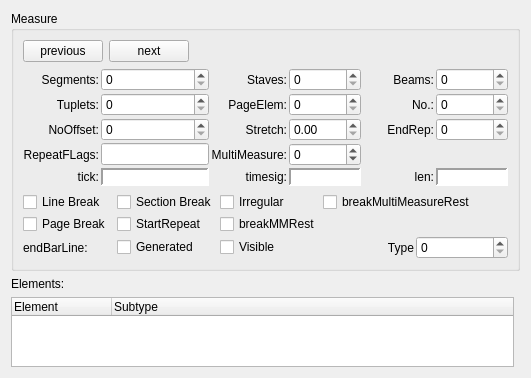
Before: the Qt Designer form mscore/mscore/measure.ui in musescore/musescore-old, drawn with Qt 5.
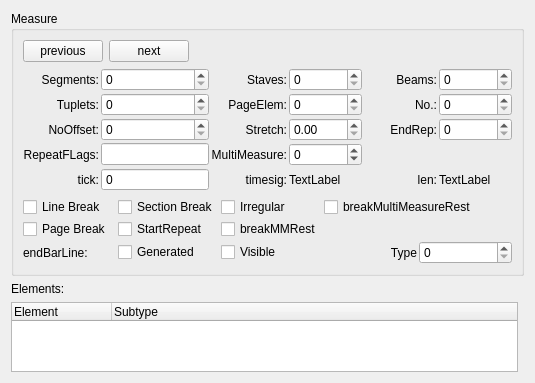
After: the same form once the commit is applied.

What changed in the file:
```diff
--- a/mscore/mscore/measure.ui
+++ b/mscore/mscore/measure.ui
@@ -6,7 +6,7 @@
    <rect>
     <x>0</x>
     <y>0</y>
-    <width>531</width>
+    <width>535</width>
     <height>372</height>
    </rect>
   </property>
@@ -83,6 +83,19 @@
         <property name="spacing">
          <number>2</number>
         </property>
+        <item row="4" column="2">
+         <widget class="QSpinBox" name="tick">
+          <property name="readOnly">
+           <bool>true</bool>
+          </property>
+          <property name="buttonSymbols">
+           <enum>QAbstractSpinBox::NoButtons</enum>
+          </property>
+          <property name="maximum">
+           <number>16000000</number>
+          </property>
+         </widget>
+        </item>
         <item row="0" column="0">
          <widget class="QLabel" name="label">
           <property name="text">
@@ -96,17 +109,17 @@
           </property>
          </widget>
         </item>
-        <item row="0" column="1">
-         <widget class="QSpinBox" name="segments">
-          <property name="sizePolicy">
-           <sizepolicy hsizetype="Preferred" vsizetype="Fixed">
-            <horstretch>0</horstretch>
-            <verstretch>0</verstretch>
-           </sizepolicy>
-          </property>
-         </widget>
-        </item>
         <item row="0" column="2">
+         <widget class="QSpinBox" name="segments">
+          <property name="sizePolicy">
+           <sizepolicy hsizetype="Preferred" vsizetype="Fixed">
+            <horstretch>0</horstretch>
+            <verstretch>0</verstretch>
+           </sizepolicy>
+          </property>
+         </widget>
+        </item>
+        <item row="0" column="3">
          <widget class="QLabel" name="label_4">
           <property name="text">
            <string notr="true">Staves:</string>
@@ -119,10 +132,10 @@
           </property>
          </widget>
         </item>
-        <item row="0" column="3">
+        <item row="0" column="5">
          <widget class="QSpinBox" name="staves"/>
         </item>
-        <item row="0" column="4">
+        <item row="0" column="6">
          <widget class="QLabel" name="label_7">
           <property name="text">
            <string notr="true">Beams:</string>
@@ -135,7 +148,7 @@
           </property>
          </widget>
         </item>
-        <item row="0" column="5">
+        <item row="0" column="8">
          <widget class="QSpinBox" name="beams"/>
         </item>
         <item row="1" column="0">
@@ -151,17 +164,17 @@
           </property>
          </widget>
         </item>
-        <item row="1" column="1">
-         <widget class="QSpinBox" name="tuplets">
-          <property name="sizePolicy">
-           <sizepolicy hsizetype="Preferred" vsizetype="Fixed">
-            <horstretch>0</horstretch>
-            <verstretch>0</verstretch>
-           </sizepolicy>
-          </property>
-         </widget>
-        </item>
         <item row="1" column="2">
+         <widget class="QSpinBox" name="tuplets">
+          <property name="sizePolicy">
+           <sizepolicy hsizetype="Preferred" vsizetype="Fixed">
+            <horstretch>0</horstretch>
+            <verstretch>0</verstretch>
+           </sizepolicy>
+          </property>
+         </widget>
+        </item>
+        <item row="1" column="3">
          <widget class="QLabel" name="label_5">
           <property name="text">
            <string notr="true">PageElem:</string>
@@ -174,10 +187,10 @@
           </property>
          </widget>
         </item>
-        <item row="1" column="3">
+        <item row="1" column="5">
          <widget class="QSpinBox" name="pageElements"/>
         </item>
-        <item row="1" column="4">
+        <item row="1" column="6">
          <widget class="QLabel" name="label_8">
           <property name="text">
            <string notr="true">No.:</string>
@@ -190,7 +203,7 @@
           </property>
          </widget>
         </item>
-        <item row="1" column="5">
+        <item row="1" column="8">
          <widget class="QSpinBox" name="measureNo"/>
         </item>
         <item row="2" column="0">
@@ -206,17 +219,17 @@
           </property>
          </widget>
         </item>
-        <item row="2" column="1">
-         <widget class="QSpinBox" name="noOffset">
-          <property name="sizePolicy">
-           <sizepolicy hsizetype="Preferred" vsizetype="Fixed">
-            <horstretch>0</horstretch>
-            <verstretch>0</verstretch>
-           </sizepolicy>
-          </property>
-         </widget>
-        </item>
         <item row="2" column="2">
+         <widget class="QSpinBox" name="noOffset">
+          <property name="sizePolicy">
+           <sizepolicy hsizetype="Preferred" vsizetype="Fixed">
+            <horstretch>0</horstretch>
+            <verstretch>0</verstretch>
+           </sizepolicy>
+          </property>
+         </widget>
+        </item>
+        <item row="2" column="3">
          <widget class="QLabel" name="label_6">
           <property name="text">
            <string notr="true">Stretch:</string>
@@ -229,10 +242,10 @@
           </property>
          </widget>
         </item>
-        <item row="2" column="3">
+        <item row="2" column="5">
          <widget class="QDoubleSpinBox" name="stretch"/>
         </item>
-        <item row="2" column="4">
+        <item row="2" column="6">
          <widget class="QLabel" name="label_9">
           <property name="text">
            <string notr="true">EndRep:</string>
@@ -242,7 +255,7 @@
           </property>
          </widget>
         </item>
-        <item row="2" column="5">
+        <item row="2" column="8">
          <widget class="QSpinBox" name="endRepeat"/>
         </item>
         <item row="3" column="0">
@@ -255,20 +268,20 @@
           </property>
          </widget>
         </item>
-        <item row="3" column="1">
-         <widget class="QLineEdit" name="repeatFlags">
-          <property name="sizePolicy">
-           <sizepolicy hsizetype="Preferred" vsizetype="Fixed">
-            <horstretch>0</horstretch>
-            <verstretch>0</verstretch>
-           </sizepolicy>
-          </property>
-          <property name="readOnly">
-           <bool>true</bool>
-          </property>
-         </widget>
-        </item>
         <item row="3" column="2">
+         <widget class="QLineEdit" name="repeatFlags">
+          <property name="sizePolicy">
+           <sizepolicy hsizetype="Preferred" vsizetype="Fixed">
+            <horstretch>0</horstretch>
+            <verstretch>0</verstretch>
+           </sizepolicy>
+          </property>
+          <property name="readOnly">
+           <bool>true</bool>
+          </property>
+         </widget>
+        </item>
+        <item row="3" column="3">
          <widget class="QLabel" name="label_12">
           <property name="toolTip">
            <string notr="true"/>
@@ -281,7 +294,7 @@
           </property>
          </widget>
         </item>
-        <item row="3" column="3">
+        <item row="3" column="5">
          <widget class="QSpinBox" name="multiMeasure">
           <property name="minimum">
            <number>-2</number>
@@ -291,90 +304,7 @@
           </property>
          </widget>
         </item>
-        <item row="4" column="5">
-         <widget class="QLabel" name="len">
-          <property name="palette">
-           <palette>
-            <active>
-             <colorrole role="Base">
-              <brush brushstyle="SolidPattern">
-               <color alpha="255">
-                <red>255</red>
-                <green>255</green>
-                <blue>255</blue>
-               </color>
-              </brush>
-             </colorrole>
-             <colorrole role="Window">
-              <brush brushstyle="SolidPattern">
-               <color alpha="255">
-                <red>255</red>
-                <green>255</green>
-                <blue>255</blue>
-               </color>
-              </brush>
-             </colorrole>
-            </active>
-            <inactive>
-             <colorrole role="Base">
-              <brush brushstyle="SolidPattern">
-               <color alpha="255">
-                <red>255</red>
-                <green>255</green>
-                <blue>255</blue>
-               </color>
-              </brush>
-             </colorrole>
-             <colorrole role="Window">
-              <brush brushstyle="SolidPattern">
-               <color alpha="255">
-                <red>255</red>
-                <green>255</green>
-                <blue>255</blue>
-               </color>
-              </brush>
-             </colorrole>
-            </inactive>
-            <disabled>
-             <colorrole role="Base">
-              <brush brushstyle="SolidPattern">
-               <color alpha="255">
-                <red>255</red>
-                <green>255</green>
-                <blue>255</blue>
-               </color>
-              </brush>
-             </colorrole>
-             <colorrole role="Window">
-              <brush brushstyle="SolidPattern">
-               <color alpha="255">
-                <red>255</red>
-                <green>255</green>
-                <blue>255</blue>
-               </color>
-              </brush>
-             </colorrole>
-            </disabled>
-           </palette>
-          </property>
-          <property name="autoFillBackground">
-           <bool>true</bool>
-          </property>
-          <property name="frameShape">
-           <enum>QFrame::Panel</enum>
-          </property>
-          <property name="frameShadow">
-           <enum>QFrame::Sunken</enum>
-          </property>
-          <property name="lineWidth">
-           <number>2</number>
-          </property>
-          <property name="text">
-           <string notr="true"/>
-          </property>
-         </widget>
-        </item>
-        <item row="4" column="4">
+        <item row="4" column="6">
          <widget class="QLabel" name="label_16">
           <property name="text">
            <string notr="true">len:</string>
@@ -385,95 +315,6 @@
          </widget>
         </item>
         <item row="4" column="3">
-         <widget class="QLabel" name="timesig">
-          <property name="sizePolicy">
-           <sizepolicy hsizetype="Preferred" vsizetype="Fixed">
-            <horstretch>0</horstretch>
-            <verstretch>0</verstretch>
-           </sizepolicy>
-          </property>
-          <property name="palette">
-           <palette>
-            <active>
-             <colorrole role="Base">
-              <brush brushstyle="SolidPattern">
-               <color alpha="255">
-                <red>255</red>
-                <green>255</green>
-                <blue>255</blue>
-               </color>
-              </brush>
-             </colorrole>
-             <colorrole role="Window">
-              <brush brushstyle="SolidPattern">
-               <color alpha="255">
-                <red>255</red>
-                <green>255</green>
-                <blue>255</blue>
-               </color>
-              </brush>
-             </colorrole>
-            </active>
-            <inactive>
-             <colorrole role="Base">
-              <brush brushstyle="SolidPattern">
-               <color alpha="255">
-                <red>255</red>
-                <green>255</green>
-                <blue>255</blue>
-               </color>
-              </brush>
-             </colorrole>
-             <colorrole role="Window">
-              <brush brushstyle="SolidPattern">
-               <color alpha="255">
-                <red>255</red>
-                <green>255</green>
-                <blue>255</blue>
-               </color>
-              </brush>
-             </colorrole>
-            </inactive>
-            <disabled>
-             <colorrole role="Base">
-              <brush brushstyle="SolidPattern">
-               <color alpha="255">
-                <red>255</red>
-                <green>255</green>
-                <blue>255</blue>
-               </color>
-              </brush>
-             </colorrole>
-             <colorrole role="Window">
-              <brush brushstyle="SolidPattern">
-               <color alpha="255">
-                <red>255</red>
-                <green>255</green>
-                <blue>255</blue>
-               </color>
-              </brush>
-             </colorrole>
-            </disabled>
-           </palette>
-          </property>
-          <property name="autoFillBackground">
-           <bool>true</bool>
-          </property>
-          <property name="frameShape">
-           <enum>QFrame::Panel</enum>
-          </property>
-          <property name="frameShadow">
-           <enum>QFrame::Sunken</enum>
-          </property>
-          <property name="lineWidth">
-           <number>2</number>
-          </property>
-          <property name="text">
-           <string notr="true"/>
-          </property>
-         </widget>
-        </item>
-        <item row="4" column="2">
          <widget class="QLabel" name="label_15">
           <property name="text">
            <string notr="true">timesig:</string>
@@ -493,86 +334,17 @@
           </property>
          </widget>
         </item>
-        <item row="4" column="1">
-         <widget class="QLabel" name="tick">
-          <property name="palette">
-           <palette>
-            <active>
-             <colorrole role="Base">
-              <brush brushstyle="SolidPattern">
-               <color alpha="255">
-                <red>255</red>
-                <green>255</green>
-                <blue>255</blue>
-               </color>
-              </brush>
-             </colorrole>
-             <colorrole role="Window">
-              <brush brushstyle="SolidPattern">
-               <color alpha="255">
-                <red>255</red>
-                <green>255</green>
-                <blue>255</blue>
-               </color>
-              </brush>
-             </colorrole>
-            </active>
-            <inactive>
-             <colorrole role="Base">
-              <brush brushstyle="SolidPattern">
-               <color alpha="255">
-                <red>255</red>
-                <green>255</green>
-                <blue>255</blue>
-               </color>
-              </brush>
-             </colorrole>
-             <colorrole role="Window">
-              <brush brushstyle="SolidPattern">
-               <color alpha="255">
-                <red>255</red>
-                <green>255</green>
-                <blue>255</blue>
-               </color>
-              </brush>
-             </colorrole>
-            </inactive>
-            <disabled>
-             <colorrole role="Base">
-              <brush brushstyle="SolidPattern">
-               <color alpha="255">
-                <red>255</red>
-                <green>255</green>
-                <blue>255</blue>
-               </color>
-              </brush>
-             </colorrole>
-             <colorrole role="Window">
-              <brush brushstyle="SolidPattern">
-               <color alpha="255">
-                <red>255</red>
-                <green>255</green>
-                <blue>255</blue>
-               </color>
-              </brush>
-             </colorrole>
-            </disabled>
-           </palette>
+        <item row="4" column="5">
+         <widget class="QLabel" name="timesig">
+          <property name="text">
+           <string>TextLabel</string>
           </property>
-          <property name="autoFillBackground">
-           <bool>true</bool>
-          </property>
-          <property name="frameShape">
-           <enum>QFrame::Panel</enum>
-          </property>
-          <property name="frameShadow">
-           <enum>QFrame::Sunken</enum>
-          </property>
-          <property name="lineWidth">
-           <number>2</number>
-          </property>
+         </widget>
+        </item>
+        <item row="4" column="8">
+         <widget class="QLabel" name="len">
           <property name="text">
-           <string notr="true"/>
+           <string>TextLabel</string>
           </property>
          </widget>
         </item>
```
